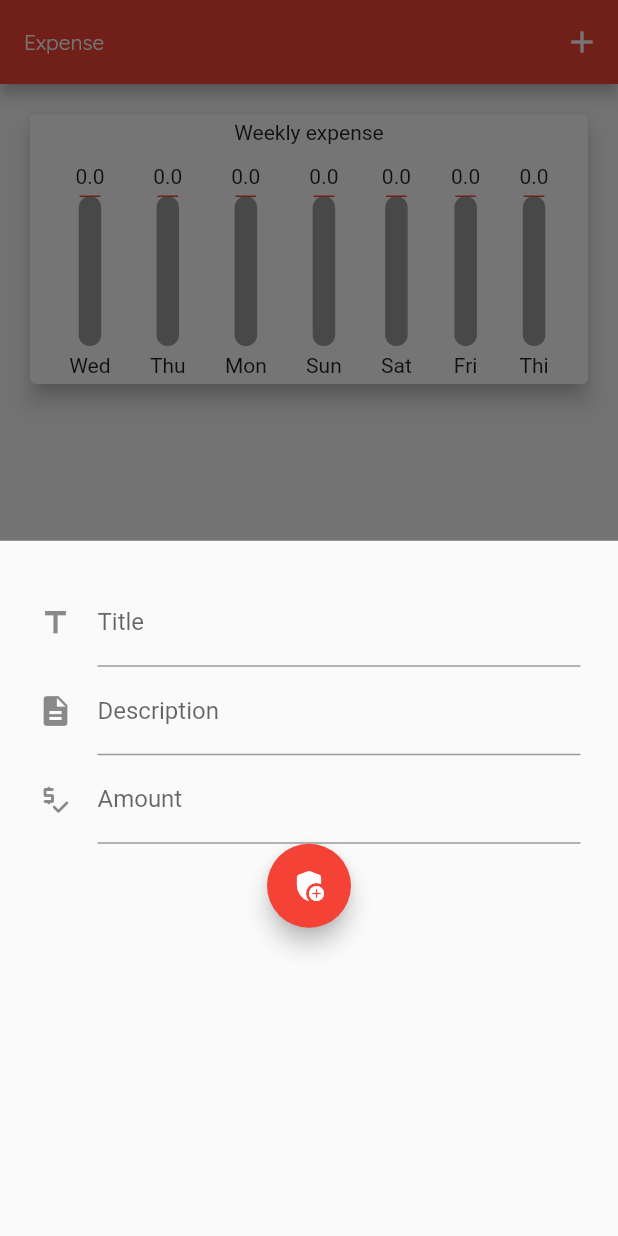
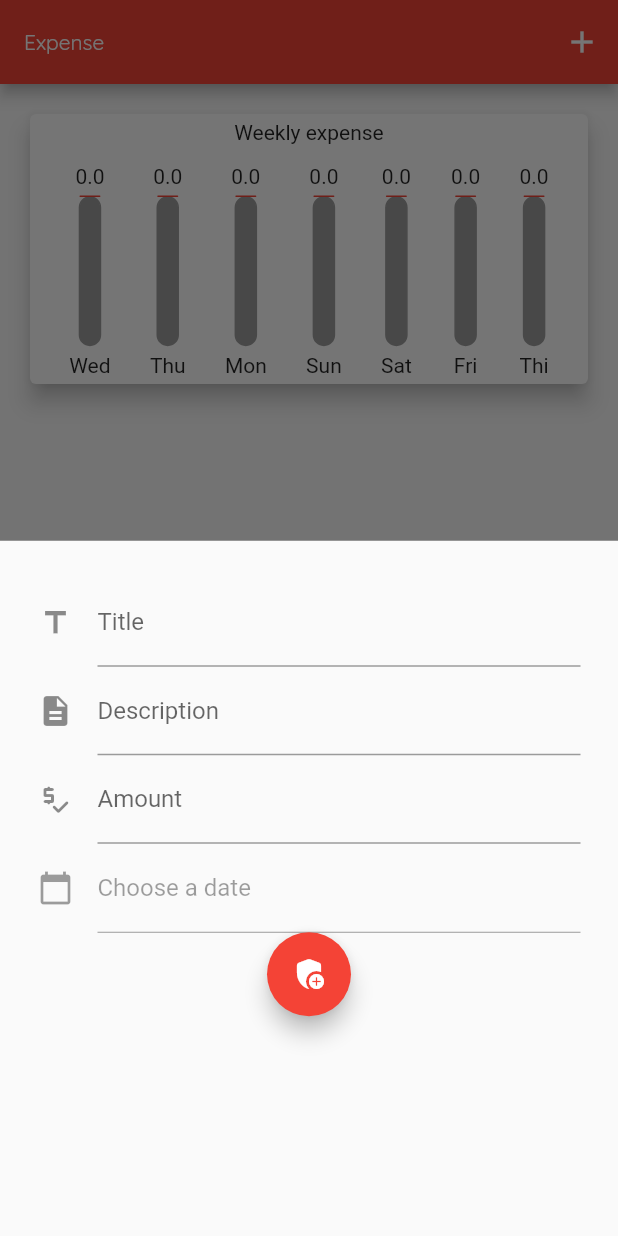
Before and after one commit to andryroid/expense_app, a Flutter app: the screen it shows after launch, after a tap on the "add" icon, on a phone screen of 412 x 824 dp. Run offline on Flutter 3.47's test engine with Material 2 defaults, Android fonts, the phone set to English and light mode, and no system bars.

Commit message:
setup text input date picket

```diff
--- a/lib/widgets/expense/add_expense.dart
+++ b/lib/widgets/expense/add_expense.dart
@@ -11,6 +11,7 @@ class AddExpense extends StatefulWidget {
 
 class _AddExpenseState extends State<AddExpense> {
   final titleController = TextEditingController();
+  final dateController = TextEditingController();
 
   final descriptionController = TextEditingController();
 
@@ -37,6 +38,16 @@ class _AddExpenseState extends State<AddExpense> {
             decoration: const InputDecoration(
                 labelText: "Amount", icon: Icon(Icons.price_check_rounded)),
             keyboardType: TextInputType.number),
+        TextField(
+          controller: dateController,
+          decoration: const InputDecoration(
+              labelText: "Choose a date", icon: Icon(Icons.calendar_today)),
+          keyboardType: TextInputType.datetime,
+          enabled: false,
+          onTap: () {
+            print('test');
+          },
+        ),
         FloatingActionButton(
             onPressed: () {
               //add expense
```
